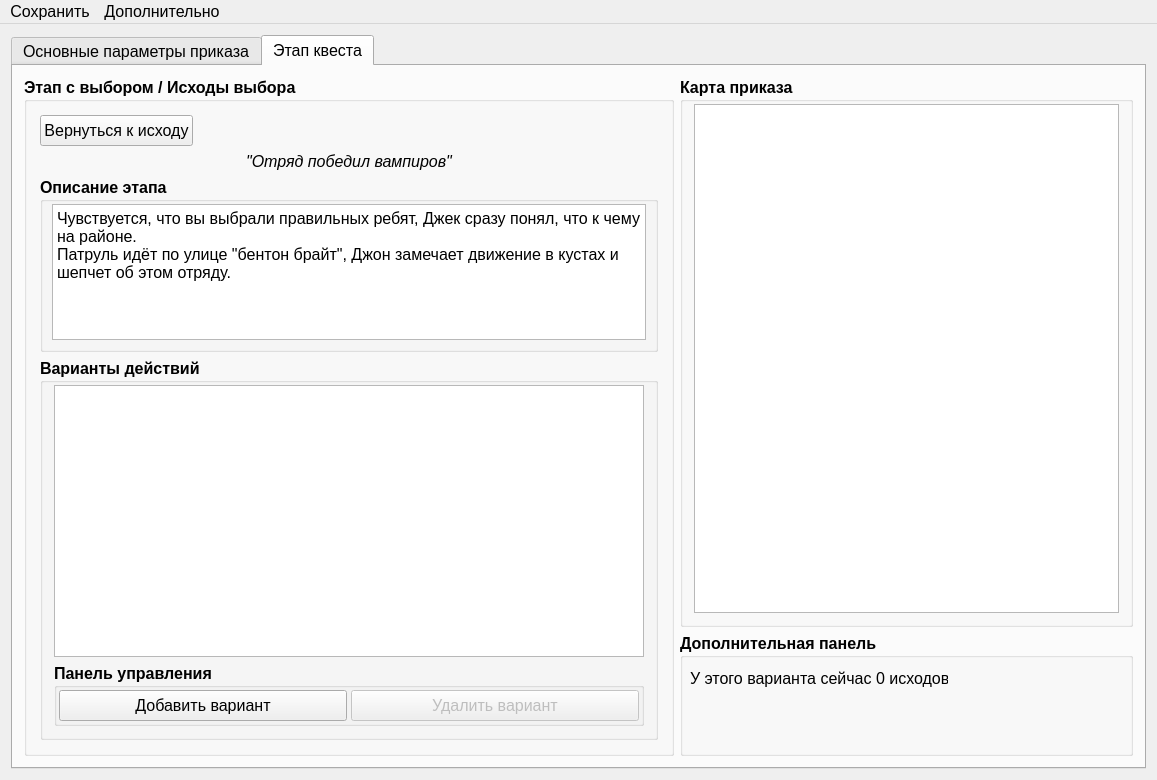
This is mainwindow.ui in YakSid/PDNK2 as Qt 5 draws it before an edit. The edited form follows.
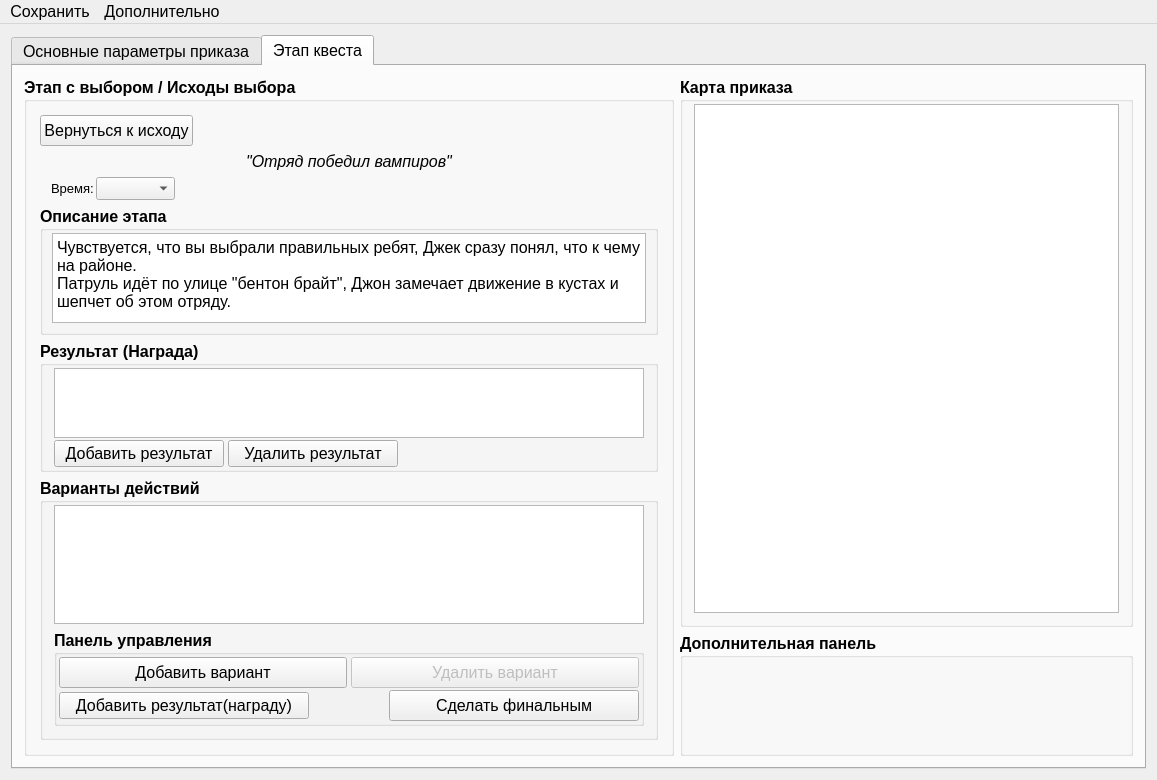
This is the edited form. The open tabs and pages were chosen to show the change.

The edit to the form file:
```diff
--- a/mainwindow.ui
+++ b/mainwindow.ui
@@ -1230,11 +1230,59 @@
                 </widget>
                </item>
                <item>
-                <widget class="QGroupBox" name="groupBox_6">
+                <widget class="QWidget" name="widgetTime" native="true">
+                 <property name="font">
+                  <font>
+                   <pointsize>10</pointsize>
+                   <weight>50</weight>
+                   <bold>false</bold>
+                  </font>
+                 </property>
+                 <layout class="QHBoxLayout" name="horizontalLayout_6">
+                  <property name="spacing">
+                   <number>2</number>
+                  </property>
+                  <property name="topMargin">
+                   <number>0</number>
+                  </property>
+                  <property name="rightMargin">
+                   <number>0</number>
+                  </property>
+                  <property name="bottomMargin">
+                   <number>0</number>
+                  </property>
+                  <item>
+                   <widget class="QLabel" name="lb_Time">
+                    <property name="text">
+                     <string>Время:</string>
+                    </property>
+                   </widget>
+                  </item>
+                  <item>
+                   <widget class="QComboBox" name="cb_time"/>
+                  </item>
+                  <item>
+                   <spacer name="horizontalSpacer_5">
+                    <property name="orientation">
+                     <enum>Qt::Horizontal</enum>
+                    </property>
+                    <property name="sizeHint" stdset="0">
+                     <size>
+                      <width>465</width>
+                      <height>20</height>
+                     </size>
+                    </property>
+                   </spacer>
+                  </item>
+                 </layout>
+                </widget>
+               </item>
+               <item>
+                <widget class="QGroupBox" name="groupStageDescription">
                  <property name="maximumSize">
                   <size>
                    <width>16777215</width>
-                   <height>175</height>
+                   <height>130</height>
                   </size>
                  </property>
                  <property name="font">
@@ -1264,6 +1312,12 @@
                   </property>
                   <item row="0" column="0">
                    <widget class="QTextEdit" name="textEdit_2">
+                    <property name="minimumSize">
+                     <size>
+                      <width>0</width>
+                      <height>90</height>
+                     </size>
+                    </property>
                     <property name="font">
                      <font>
                       <weight>50</weight>
@@ -1283,7 +1337,127 @@
                 </widget>
                </item>
                <item>
-                <widget class="QGroupBox" name="groupBox_8">
+                <widget class="QGroupBox" name="grp_stageReward">
+                 <property name="sizePolicy">
+                  <sizepolicy hsizetype="Preferred" vsizetype="Preferred">
+                   <horstretch>0</horstretch>
+                   <verstretch>0</verstretch>
+                  </sizepolicy>
+                 </property>
+                 <property name="minimumSize">
+                  <size>
+                   <width>0</width>
+                   <height>0</height>
+                  </size>
+                 </property>
+                 <property name="title">
+                  <string>Результат (Награда)</string>
+                 </property>
+                 <layout class="QVBoxLayout" name="verticalLayout_10">
+                  <property name="spacing">
+                   <number>2</number>
+                  </property>
+                  <property name="topMargin">
+                   <number>2</number>
+                  </property>
+                  <property name="bottomMargin">
+                   <number>2</number>
+                  </property>
+                  <item>
+                   <widget class="QListWidget" name="listWidget">
+                    <property name="sizePolicy">
+                     <sizepolicy hsizetype="Expanding" vsizetype="Expanding">
+                      <horstretch>0</horstretch>
+                      <verstretch>0</verstretch>
+                     </sizepolicy>
+                    </property>
+                    <property name="maximumSize">
+                     <size>
+                      <width>16777215</width>
+                      <height>100</height>
+                     </size>
+                    </property>
+                    <property name="font">
+                     <font>
+                      <pointsize>11</pointsize>
+                      <weight>50</weight>
+                      <bold>false</bold>
+                     </font>
+                    </property>
+                    <property name="verticalScrollMode">
+                     <enum>QAbstractItemView::ScrollPerPixel</enum>
+                    </property>
+                   </widget>
+                  </item>
+                  <item>
+                   <layout class="QHBoxLayout" name="horizontalLayout_7">
+                    <property name="spacing">
+                     <number>4</number>
+                    </property>
+                    <item>
+                     <widget class="QPushButton" name="pushButton">
+                      <property name="minimumSize">
+                       <size>
+                        <width>170</width>
+                        <height>0</height>
+                       </size>
+                      </property>
+                      <property name="font">
+                       <font>
+                        <weight>50</weight>
+                        <bold>false</bold>
+                       </font>
+                      </property>
+                      <property name="text">
+                       <string>Добавить результат</string>
+                      </property>
+                     </widget>
+                    </item>
+                    <item>
+                     <widget class="QPushButton" name="pushButton_2">
+                      <property name="minimumSize">
+                       <size>
+                        <width>170</width>
+                        <height>0</height>
+                       </size>
+                      </property>
+                      <property name="font">
+                       <font>
+                        <weight>50</weight>
+                        <bold>false</bold>
+                       </font>
+                      </property>
+                      <property name="text">
+                       <string>Удалить результат</string>
+                      </property>
+                     </widget>
+                    </item>
+                    <item>
+                     <spacer name="horizontalSpacer_6">
+                      <property name="orientation">
+                       <enum>Qt::Horizontal</enum>
+                      </property>
+                      <property name="sizeHint" stdset="0">
+                       <size>
+                        <width>40</width>
+                        <height>20</height>
+                       </size>
+                      </property>
+                     </spacer>
+                    </item>
+                   </layout>
+                  </item>
+                 </layout>
+                </widget>
+               </item>
+               <item>
+                <widget class="QGroupBox" name="groupVariants">
+                 <property name="sizePolicy">
+                  <sizepolicy hsizetype="Expanding" vsizetype="Expanding">
+                   <horstretch>0</horstretch>
+                   <verstretch>0</verstretch>
+                  </sizepolicy>
+                 </property>
                  <property name="title">
                   <string>Варианты действий</string>
                  </property>
@@ -1296,6 +1470,8 @@
                     <property name="font">
                      <font>
                       <pointsize>11</pointsize>
+                      <weight>75</weight>
+                      <bold>true</bold>
                      </font>
                     </property>
                     <property name="editTriggers">
@@ -1311,9 +1487,9 @@
                     <property name="title">
                      <string>Панель управления</string>
                     </property>
-                    <layout class="QHBoxLayout" name="horizontalLayout">
+                    <layout class="QVBoxLayout" name="verticalLayout_3">
                      <property name="spacing">
-                      <number>4</number>
+                      <number>2</number>
                      </property>
                      <property name="leftMargin">
                       <number>2</number>
@@ -1328,45 +1504,110 @@
                       <number>2</number>
                      </property>
                      <item>
-                      <widget class="QPushButton" name="pb_addVariant">
-                       <property name="minimumSize">
-                        <size>
-                         <width>0</width>
-                         <height>31</height>
-                        </size>
+                      <layout class="QHBoxLayout" name="horizontalLayout">
+                       <property name="spacing">
+                        <number>4</number>
                        </property>
-                       <property name="font">
-                        <font>
-                         <weight>50</weight>
-                         <bold>false</bold>
-                        </font>
-                       </property>
-                       <property name="text">
-                        <string>Добавить вариант</string>
-                       </property>
-                      </widget>
+                       <item>
+                        <widget class="QPushButton" name="pb_addVariant">
+                         <property name="minimumSize">
+                          <size>
+                           <width>0</width>
+                           <height>31</height>
+                          </size>
+                         </property>
+                         <property name="font">
+                          <font>
+                           <weight>50</weight>
+                           <bold>false</bold>
+                          </font>
+                         </property>
+                         <property name="text">
+                          <string>Добавить вариант</string>
+                         </property>
+                        </widget>
+                       </item>
+                       <item>
+                        <widget class="QPushButton" name="pb_deleteVariant">
+                         <property name="enabled">
+                          <bool>false</bool>
+                         </property>
+                         <property name="minimumSize">
+                          <size>
+                           <width>0</width>
+                           <height>31</height>
+                          </size>
+                         </property>
+                         <property name="font">
+                          <font>
+                           <weight>50</weight>
+                           <bold>false</bold>
+                          </font>
+                         </property>
+                         <property name="text">
+                          <string>Удалить вариант</string>
+                         </property>
+                        </widget>
+                       </item>
+                      </layout>
                      </item>
                      <item>
-                      <widget class="QPushButton" name="pb_deleteVariant">
-                       <property name="enabled">
-                        <bool>false</bool>
+                      <layout class="QHBoxLayout" name="horizontalLayout_5">
+                       <property name="spacing">
+                        <number>4</number>
                        </property>
-                       <property name="minimumSize">
-                        <size>
-                         <width>0</width>
-                         <height>31</height>
-                        </size>
-                       </property>
-                       <property name="font">
-                        <font>
-                         <weight>50</weight>
-                         <bold>false</bold>
-                        </font>
-                       </property>
-                       <property name="text">
-                        <string>Удалить вариант</string>
-                       </property>
-                      </widget>
+                       <item>
+                        <widget class="QPushButton" name="pb_showRewardGroup">
+                         <property name="minimumSize">
+                          <size>
+                           <width>250</width>
+                           <height>0</height>
+                          </size>
+                         </property>
+                         <property name="font">
+                          <font>
+                           <weight>50</weight>
+                           <bold>false</bold>
+                          </font>
+                         </property>
+                         <property name="text">
+                          <string>Добавить результат(награду)</string>
+                         </property>
+                        </widget>
+                       </item>
+                       <item>
+                        <spacer name="horizontalSpacer_3">
+                         <property name="orientation">
+                          <enum>Qt::Horizontal</enum>
+                         </property>
+                         <property name="sizeHint" stdset="0">
+                          <size>
+                           <width>40</width>
+                           <height>20</height>
+                          </size>
+                         </property>
+                        </spacer>
+                       </item>
+                       <item>
+                        <widget class="QPushButton" name="pb_setFinal">
+                         <property name="minimumSize">
+                          <size>
+                           <width>250</width>
+                           <height>31</height>
+                          </size>
+                         </property>
+                         <property name="font">
+                          <font>
+                           <weight>50</weight>
+                           <bold>false</bold>
+                          </font>
+                         </property>
+                         <property name="text">
+                          <string>Сделать финальным</string>
+                         </property>
+                        </widget>
+                       </item>
+                      </layout>
                      </item>
                     </layout>
                    </widget>
@@ -1579,25 +1820,6 @@
           <property name="title">
            <string>Дополнительная панель</string>
           </property>
-          <widget class="QLabel" name="lb_outcomesCount">
-           <property name="geometry">
-            <rect>
-             <x>10</x>
-             <y>30</y>
-             <width>258</width>
-             <height>31</height>
-            </rect>
-           </property>
-           <property name="font">
-            <font>
-             <weight>50</weight>
-             <bold>false</bold>
-            </font>
-           </property>
-           <property name="text">
-            <string>У этого варианта сейчас 0 исходов</string>
-           </property>
-          </widget>
          </widget>
         </item>
        </layout>
```
Left out of the diff: 8 changed lines with no effect on the pictures.
